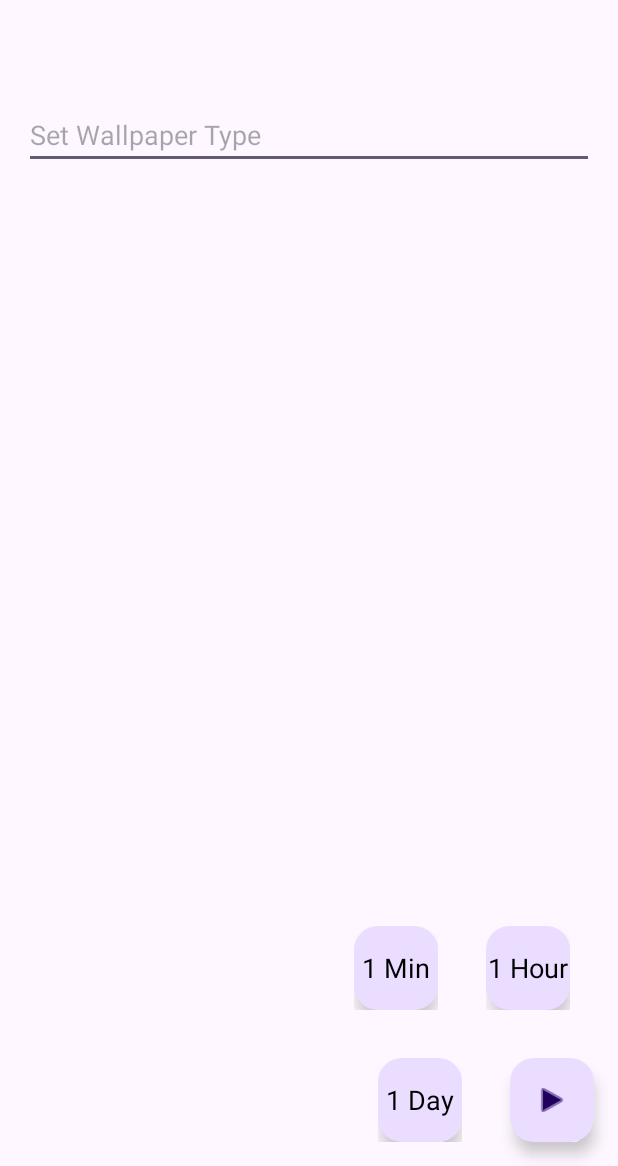
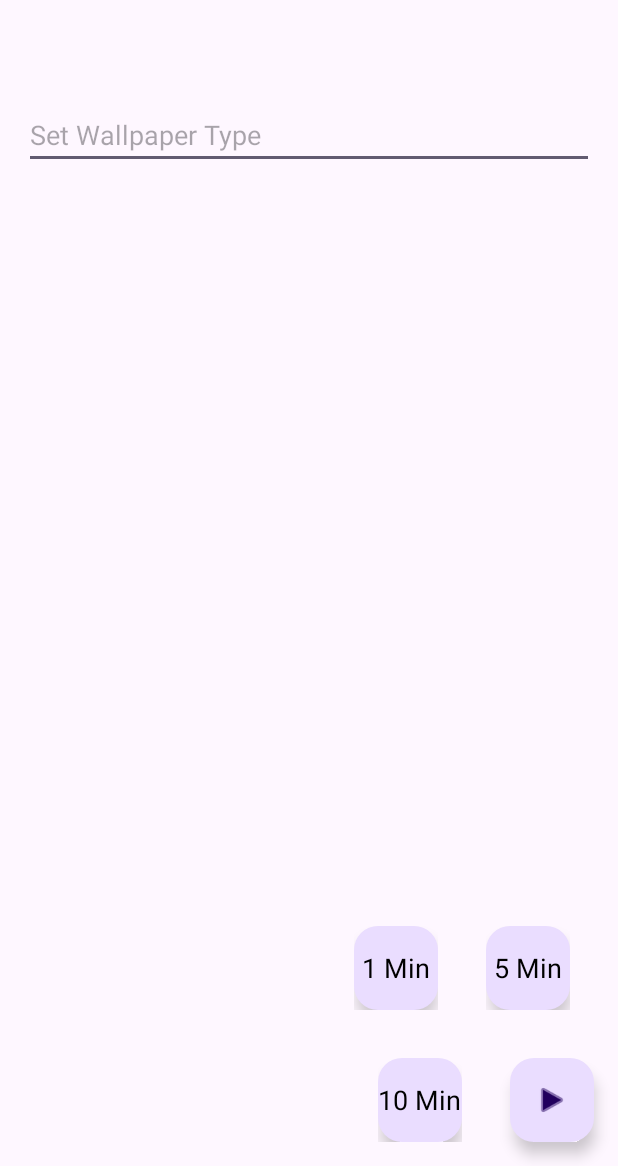
Before and after one commit to navep7/Homey, an Android app: the screen it shows after launch (MainActivity), after a tap on an icon or button, on a phone screen of 412 x 824 dp, the part 70-1236 px from its top. Run offline under Robolectric (Android 15) with nearby library versions, the phone set to English and light mode, and no system bars; our stand-ins replace Volley; pictures from the network do not load; 2 statements that could not run were skipped; 2 other taps on this screen came first.

Commit message:
granulating code1

```diff
--- a/app/src/main/java/com/belaku/homey/MainActivity.kt
+++ b/app/src/main/java/com/belaku/homey/MainActivity.kt
@@ -9,6 +9,8 @@ import android.app.AppOpsManager.MODE_ALLOWED
 import android.app.AppOpsManager.OPSTR_GET_USAGE_STATS
 import android.app.Dialog
 import android.app.WallpaperManager
+import android.app.admin.DevicePolicyManager
+import android.content.ComponentName
 import android.content.Context
 import android.content.Intent
 import android.content.SharedPreferences
@@ -47,7 +49,6 @@ import com.android.volley.Response
 import com.android.volley.VolleyError
 import com.android.volley.toolbox.StringRequest
 import com.android.volley.toolbox.Volley
-import com.belaku.homey.SetWallWorker.Companion.urls
 import com.belaku.homey.databinding.ActivityMainBinding
 import com.bumptech.glide.Glide
 import com.google.android.material.color.DynamicColors
@@ -60,9 +61,7 @@ import kotlinx.coroutines.launch
 import org.json.JSONException
 import org.json.JSONObject
 import java.net.URL
-import java.util.Calendar
 import java.util.concurrent.TimeUnit
-import kotlin.random.Random
 
 
 class MainActivity : AppCompatActivity() {
@@ -144,12 +143,12 @@ class MainActivity : AppCompatActivity() {
 
     }
 
-    private fun setWalls() {
+    private fun setWalls(delay: Long) {
         val oneTimeWorkRequest = OneTimeWorkRequest.Builder(SetWallWorker::class.java)
             .build()
 
         val periodicWorkRequest =
-            PeriodicWorkRequest.Builder(SetWallWorker::class.java, 15, TimeUnit.MINUTES)
+            PeriodicWorkRequest.Builder(SetWallWorker::class.java, delay, TimeUnit.MINUTES)
                 .setConstraints(Constraints.NONE)
                 .build()
 
@@ -189,21 +188,21 @@ class MainActivity : AppCompatActivity() {
 
         fabMin.setOnClickListener {
             updateInterval = "min"
-            makeToast("Wallpaper updates every Minute!")
-            Handler(Looper.getMainLooper()).postDelayed(Runnable { setWalls() }, 1000)
+            makeToast("Wallpaper updates every Min!")
+            setWalls(1)
 
         }
 
         fabHour.setOnClickListener {
             updateInterval = "hour"
-            makeToast("Wallpaper updates every Hour!")
-            setWalls()
+            makeToast("Wallpaper updates every 5 Mins!")
+            setWalls(5)
         }
 
         fabDay.setOnClickListener {
             updateInterval = "day"
-            makeToast("Wallpaper updates every Day!")
-            setWalls()
+            makeToast("Wallpaper updates every 10 Mins!")
+            setWalls(10)
         }
 
     }
@@ -271,6 +270,12 @@ class MainActivity : AppCompatActivity() {
             cGranted = true
             UsageStatsPermissionDialog()
         }
+
+        val intent = Intent(DevicePolicyManager.ACTION_ADD_DEVICE_ADMIN)
+        var compName = ComponentName(this, DeviceAdmin::class.java)
+        intent.putExtra(DevicePolicyManager.EXTRA_DEVICE_ADMIN, compName)
+        intent.putExtra(DevicePolicyManager.EXTRA_ADD_EXPLANATION, "You should enable the app!")
+        startActivityForResult(intent, RESULT_ENABLE)
     }
 
     private fun UsageStatsPermissionDialog() {
--- a/app/src/main/res/layout/content_main.xml
+++ b/app/src/main/res/layout/content_main.xml
@@ -91,7 +91,7 @@
                 android:layout_width="wrap_content"
                 android:layout_height="wrap_content"
                 android:layout_gravity="center"
-                android:text="1 Hour"
+                android:text="5 Min"
                 android:elevation="16dp"
                 android:textColor="@android:color/black"
                 android:textAppearance="?android:attr/textAppearanceMedium" />
@@ -119,7 +119,7 @@
             android:layout_width="wrap_content"
             android:layout_height="wrap_content"
             android:layout_gravity="center"
-            android:text="1 Day"
+            android:text="10 Min"
             android:elevation="16dp"
             android:textColor="@android:color/black"
             android:textAppearance="?android:attr/textAppearanceMedium" />
--- a/app/src/main/res/layout/new_app_widget.xml
+++ b/app/src/main/res/layout/new_app_widget.xml
@@ -301,7 +301,7 @@
         android:id="@+id/tx_timwstamp"
         android:layout_alignParentBottom="true"
         android:layout_alignParentEnd="true"
-        android:text="HH:MM:SS"
+        android:text="!"
         android:layout_margin="@dimen/fab_margin"
         android:textStyle="bold"
         android:textColor="?attr/colorSurfaceInverse"
@@ -312,7 +312,7 @@
         android:id="@+id/tx_walltype"
         android:layout_alignParentBottom="true"
         android:layout_alignParentStart="true"
-        android:text="WallType"
+        android:text="..."
         android:layout_margin="@dimen/fab_margin"
         android:textStyle="bold"
         android:textColor="?attr/colorSurface"
```
Also changed, not shown: app/src/main/java/com/belaku/homey/NewAppWidget.kt (+21 -0 lines), app/src/main/java/com/belaku/homey/SetWallWorker.kt (+7 -9 lines).
